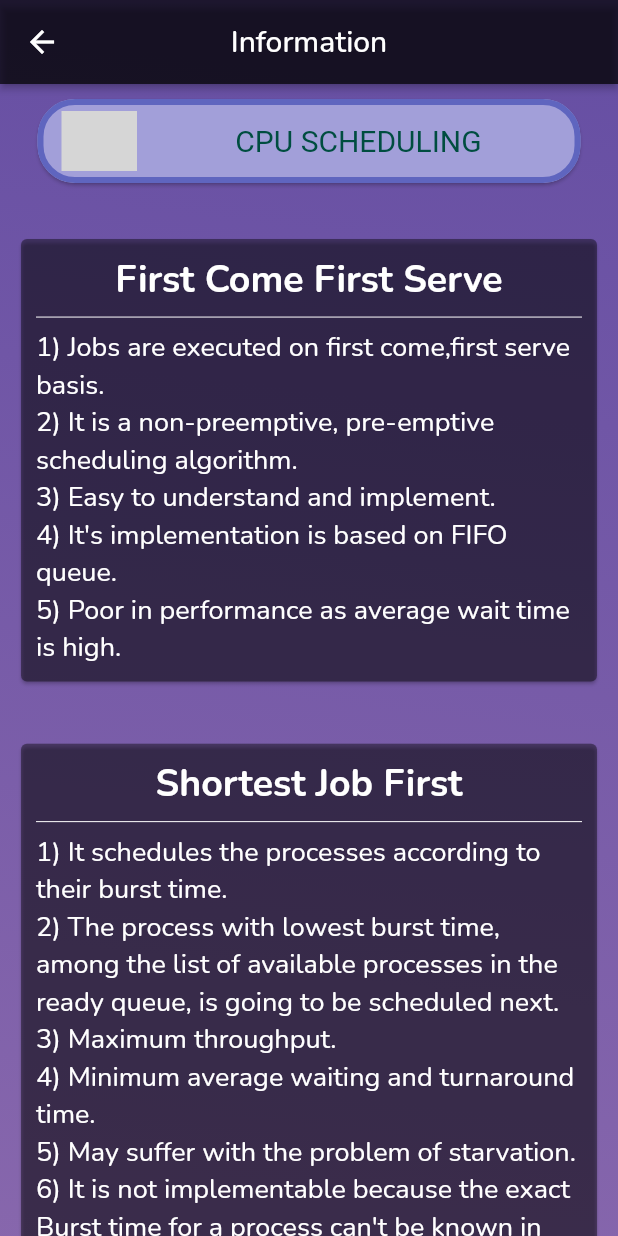
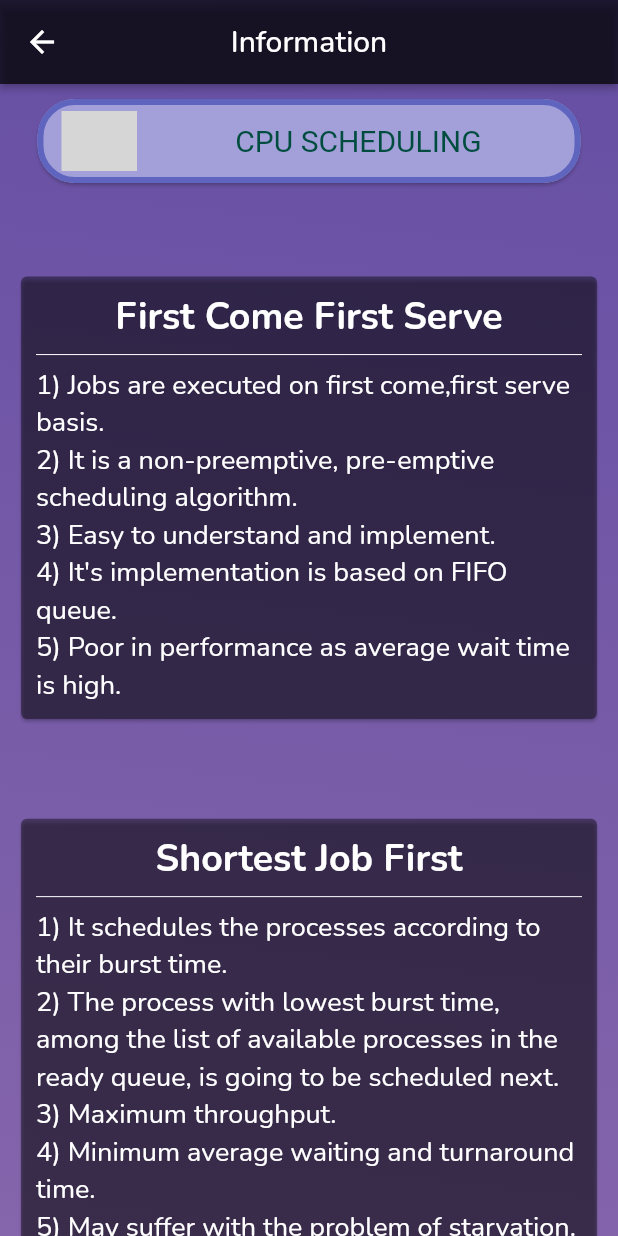
Before and after one commit to navdeepsingh1609/Envision, a Flutter app: the info screen opened directly, on a phone screen of 412 x 824 dp. Run offline on Flutter 3.47's test engine with Material 2 defaults, Android fonts, the phone set to English and light mode, and no system bars; our stand-ins replace flutter_svg, google_fonts, toggle_switch; Roboto replaces fonts that are missing (Source Sans Pro); project files that could hold a hidden picture were left out; grey boxes are pictures that could not be loaded.

Commit message:
Update info.dart

```diff
--- a/lib/info.dart
+++ b/lib/info.dart
@@ -66,7 +66,7 @@ It's carried out as follows:
       scrollDirection: Axis.vertical,
       child: Container(
         width: double.infinity,
-        height: 3400,
+        height: 3600,
         decoration: const BoxDecoration(
             gradient: LinearGradient(
                 begin: Alignment.topRight,
```
